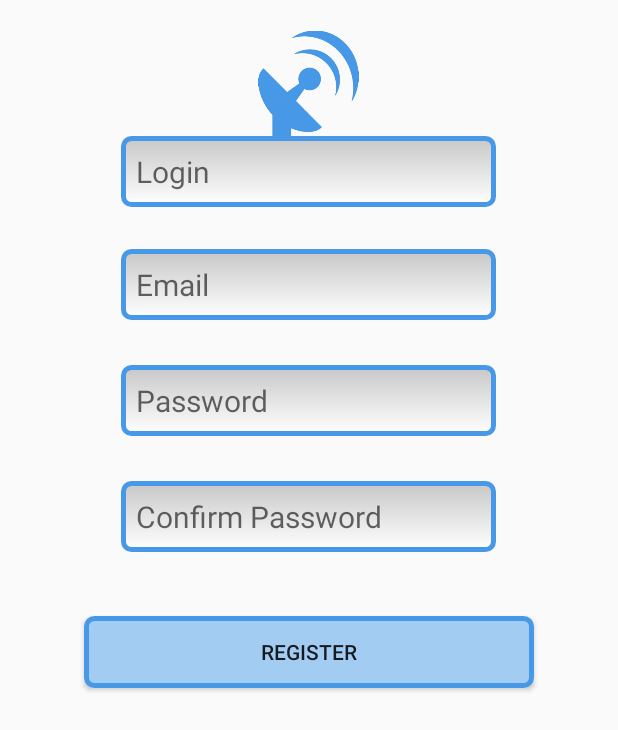
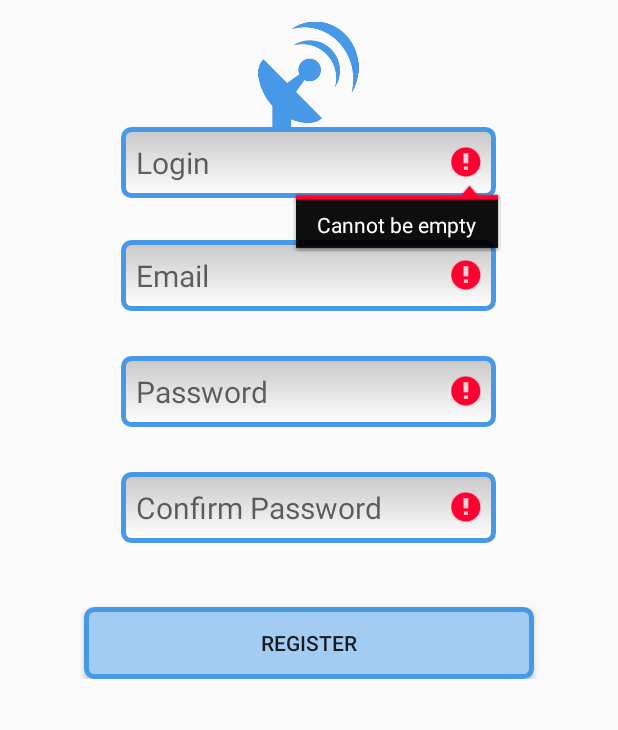
Before and after one commit to patrykmieczkowski/PartyRadar, an Android app: the screen it shows after launch (LoginActivity), after a tap on "REGISTER", on a phone screen of 412 x 824 dp. Shown: the top 730 px of the screen. Run offline under Robolectric (Android 15) with nearby library versions, the phone set to English and light mode, and no system bars; 2 other taps on this screen came first.

Commit message:
checking edittext formula data

```diff
--- a/app/src/main/java/com/mieczkowskidev/partyradar/LoginActivity.java
+++ b/app/src/main/java/com/mieczkowskidev/partyradar/LoginActivity.java
@@ -2,16 +2,22 @@ package com.mieczkowskidev.partyradar;
 
 import android.os.Bundle;
 import android.support.v7.app.AppCompatActivity;
+import android.text.TextUtils;
+import android.util.Log;
+import android.view.KeyEvent;
 import android.view.View;
 import android.widget.Button;
 import android.widget.EditText;
 import android.widget.ImageView;
 import android.widget.TextView;
+import android.widget.Toast;
 
 /**
  * A login screen that offers login via email/password.
  */
 public class LoginActivity extends AppCompatActivity {
+
+    private static final String TAG = LoginActivity.class.getSimpleName();
 
     private static final int LOGIN = 0;
     private static final int REGISTER = 1;
@@ -67,7 +73,11 @@ public class LoginActivity extends AppCompatActivity {
         loginButton.setOnClickListener(new View.OnClickListener() {
             @Override
             public void onClick(View v) {
-
+                if (MODE == LOGIN) {
+                    loginFlow();
+                } else {
+                    registerFlow();
+                }
             }
         });
 
@@ -98,6 +108,70 @@ public class LoginActivity extends AppCompatActivity {
                 }
                 break;
         }
+    }
 
+    private void loginFlow() {
+        Toast.makeText(this, "Hello login here", Toast.LENGTH_SHORT).show();
+    }
+
+    private void registerFlow() {
+        Log.d(TAG, "registerFlow()");
+
+        getDataFromFormula();
+    }
+
+    private void getDataFromFormula() {
+        Log.d(TAG, "getDataFromFormula()");
+
+        boolean cancel = false;
+        View focusView = null;
+
+        if (LoginManager.getEditTextText(rePasswordEditText)) {
+            Log.i(TAG, "Re password is empty");
+            rePasswordEditText.setError(getString(R.string.formula_empty_error));
+            cancel = true;
+            focusView = rePasswordEditText;
+        }
+
+        if (LoginManager.getEditTextText(passwordEditText)) {
+            Log.i(TAG, "Password is empty");
+            passwordEditText.setError(getString(R.string.formula_empty_error));
+            cancel = true;
+            focusView = passwordEditText;
+        }
+
+        if (LoginManager.getEditTextText(emailEditText)) {
+            Log.i(TAG, "Email is empty");
+            emailEditText.setError(getString(R.string.formula_empty_error));
+            cancel = true;
+            focusView = emailEditText;
+        }
+
+        if (LoginManager.getEditTextText(loginEditText)) {
+            Log.i(TAG, "Login is empty");
+            loginEditText.setError(getString(R.string.formula_empty_error));
+            cancel = true;
+            focusView = loginEditText;
+        }
+
+        if (cancel) {
+            focusView.requestFocus();
+        } else {
+            Log.d(TAG, "check password match");
+
+            if (!passwordEditText.getText().toString().equals(rePasswordEditText.getText().toString())) {
+                Log.i(TAG, "Different passwords");
+                passwordEditText.setError(getString(R.string.formula_password_error));
+                rePasswordEditText.setError(getString(R.string.formula_password_error));
+                cancel = true;
+                focusView = passwordEditText;
+            }
+
+            if (cancel) {
+                focusView.requestFocus();
+            } else {
+                Log.d(TAG, "formula is valid!");
+            }
+        }
     }
 }
--- a/app/src/main/res/layout/activity_login.xml
+++ b/app/src/main/res/layout/activity_login.xml
@@ -2,10 +2,6 @@
     xmlns:tools="http://schemas.android.com/tools"
     android:layout_width="match_parent"
     android:layout_height="match_parent"
-    android:paddingBottom="@dimen/activity_vertical_margin"
-    android:paddingLeft="@dimen/activity_horizontal_margin"
-    android:paddingRight="@dimen/activity_horizontal_margin"
-    android:paddingTop="@dimen/activity_vertical_margin"
     tools:context=".LoginActivity">
 
     <!--<ProgressBar-->
@@ -16,6 +12,15 @@
     <!--android:layout_alignParentBottom="true"-->
     <!--android:layout_centerHorizontal="true"-->
     <!--android:visibility="visible" />-->
+
+    <ScrollView
+        android:layout_width="match_parent"
+        android:layout_height="wrap_content">
+
+        <RelativeLayout
+            android:padding="10dp"
+            android:layout_width="match_parent"
+            android:layout_height="wrap_content">
 
             <EditText
                 android:id="@+id/email_edit_text"
@@ -106,6 +111,10 @@
                 android:layout_centerHorizontal="true"
                 android:src="@drawable/radar_short"
                 android:visibility="gone"
-        tools:visibility="visible"/>
+                tools:visibility="visible" />
 
         </RelativeLayout>
+
+    </ScrollView>
+
+</RelativeLayout>
--- a/app/src/main/res/values/strings.xml
+++ b/app/src/main/res/values/strings.xml
@@ -11,4 +11,7 @@
     <string name="new_register_button">Register</string>
     <string name="register_button">New here? Click to register!</string>
 
+    <string name="formula_empty_error">Cannot be empty</string>
+    <string name="formula_password_error">Password must match</string>
+
 </resources>
```
Also changed, not shown: app/src/main/java/com/mieczkowskidev/partyradar/LoginManager.java (added, +24 -0 lines), app/src/main/java/com/mieczkowskidev/partyradar/Objects/User.java (added, +46 -0 lines). Lines whose indentation alone changed are shown as unchanged.
